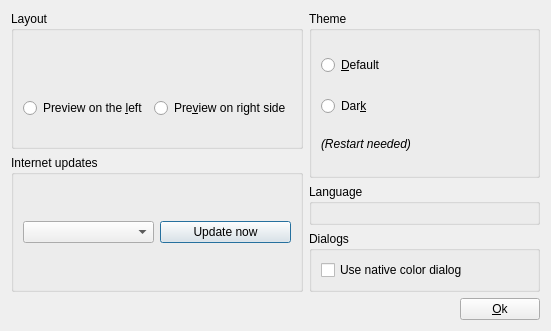
c-koi/gmic-qt, file ui/dialogsettings.ui: the form before one commit.
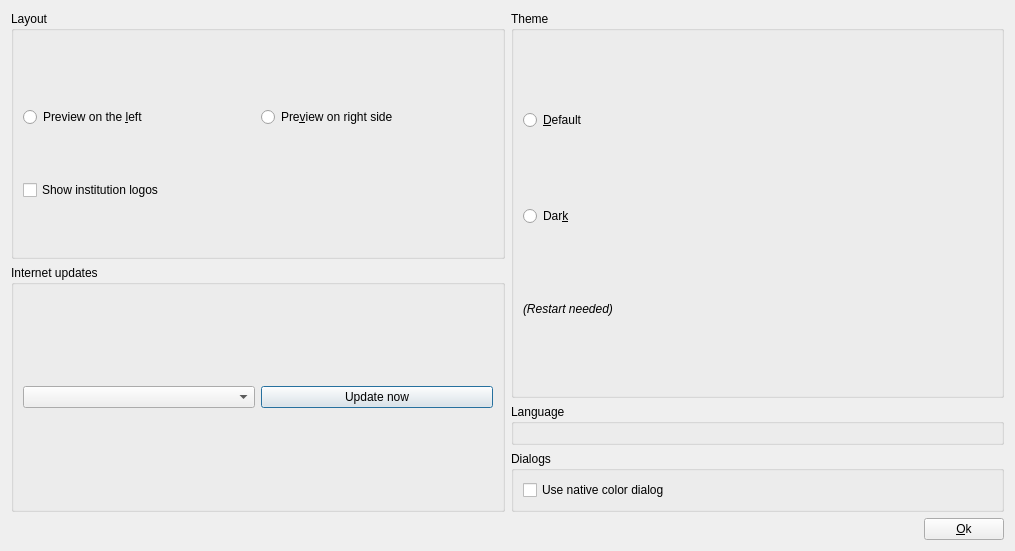
The form after the commit. Icons and pictures are not drawn. Custom widgets are drawn as their Qt base class.

Commit message: Add an option to remove the institutional logos

```diff
--- a/ui/dialogsettings.ui
+++ b/ui/dialogsettings.ui
@@ -6,8 +6,8 @@
    <rect>
     <x>0</x>
     <y>0</y>
-    <width>551</width>
-    <height>331</height>
+    <width>1015</width>
+    <height>551</height>
    </rect>
   </property>
   <property name="windowTitle">
@@ -21,8 +21,8 @@
        <property name="title">
         <string>Layout</string>
        </property>
-       <layout class="QHBoxLayout" name="horizontalLayout_3">
-        <item>
+       <layout class="QGridLayout" name="gridLayout_2">
+        <item row="0" column="0">
          <layout class="QVBoxLayout" name="verticalLayout">
           <item>
            <widget class="ClickableLabel" name="labelPreviewLeft">
@@ -52,7 +52,7 @@
           </item>
          </layout>
         </item>
-        <item>
+        <item row="0" column="1">
          <layout class="QVBoxLayout" name="verticalLayout_4">
           <item>
            <widget class="ClickableLabel" name="labelPreviewRight">
@@ -82,6 +82,13 @@
           </item>
          </layout>
         </item>
+        <item row="1" column="0" colspan="2">
+         <widget class="QCheckBox" name="cbShowLogos">
+          <property name="text">
+           <string>Show institution logos</string>
+          </property>
+         </widget>
+        </item>
        </layout>
       </widget>
      </item>
```
The commit also changes 6 other files.
